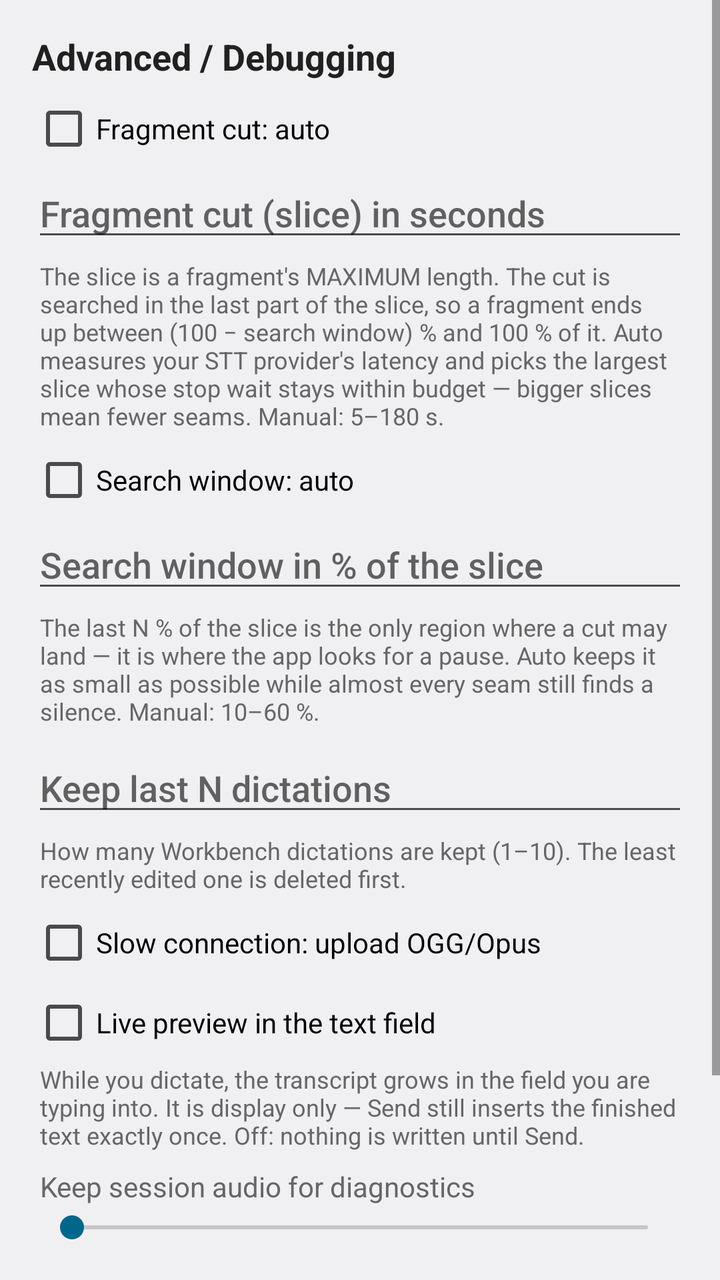
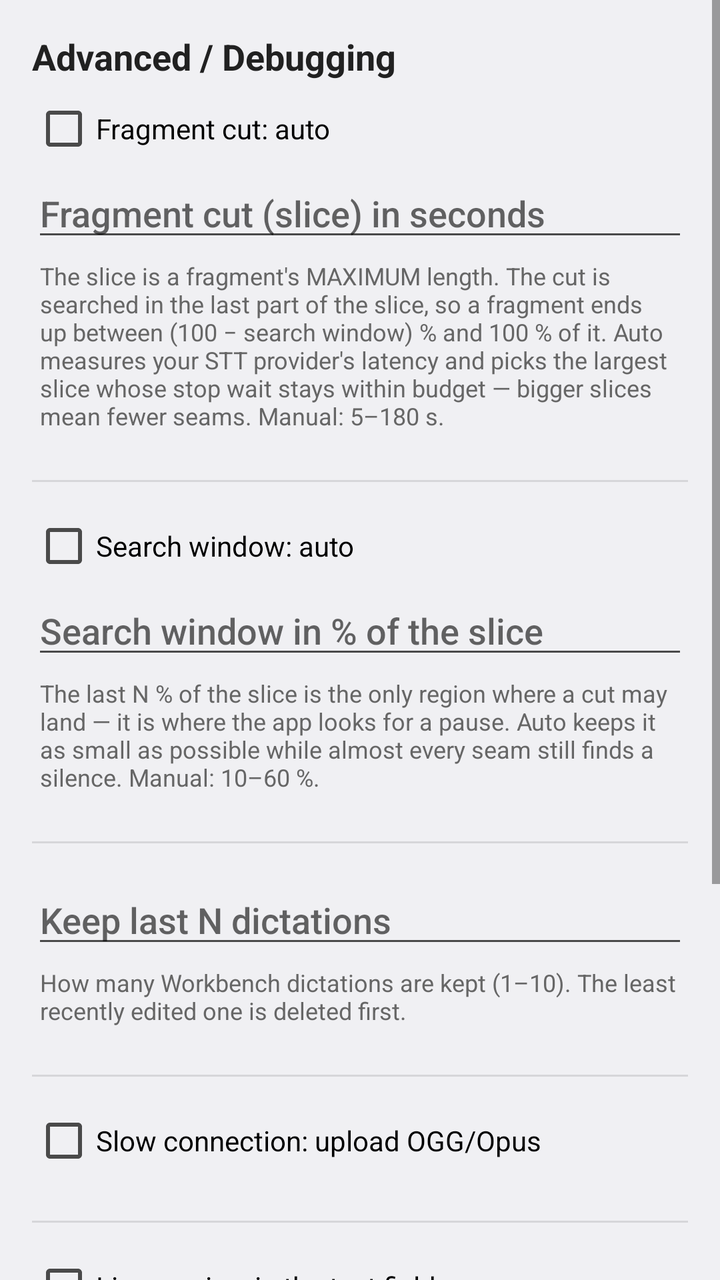

Screens rendered from an Android XML layout before and after an edit, with the pre-edit source and the edit as a unified diff.
<!-- AndroidManifest.xml: activity theme Theme.PolishedRecognition.Plain -->
<!-- res/layout/activity_advanced.xml -->
<?xml version="1.0" encoding="utf-8"?>
<ScrollView xmlns:android="http://schemas.android.com/apk/res/android"
    android:layout_width="match_parent"
    android:layout_height="match_parent"
    android:fillViewport="true">

    <LinearLayout
        android:layout_width="match_parent"
        android:layout_height="wrap_content"
        android:orientation="vertical"
        android:padding="16dp">

        <TextView
            android:layout_width="match_parent"
            android:layout_height="wrap_content"
            android:text="@string/settings_category_advanced"
            android:textSize="18sp"
            android:textStyle="bold"
            android:textColor="?android:attr/textColorPrimary"
            android:layout_marginBottom="8dp" />

        <CheckBox
            android:id="@+id/slice_auto"
            android:layout_width="match_parent"
            android:layout_height="wrap_content"
            android:text="@string/slice_auto"
            android:layout_marginBottom="4dp" />

        <EditText
            android:id="@+id/slice_seconds"
            android:layout_width="match_parent"
            android:layout_height="wrap_content"
            android:hint="@string/slice_seconds"
            android:inputType="numberDecimal"
            android:importantForAutofill="no"
            android:imeOptions="actionDone"
            android:layout_marginBottom="4dp" />

        <TextView
            android:layout_width="match_parent"
            android:layout_height="wrap_content"
            android:text="@string/slice_seconds_hint"
            android:textSize="12sp"
            android:textColor="?android:attr/textColorTertiary"
            android:layout_marginStart="4dp"
            android:layout_marginBottom="8dp" />

        <CheckBox
            android:id="@+id/search_auto"
            android:layout_width="match_parent"
            android:layout_height="wrap_content"
            android:text="@string/search_percent_auto"
            android:layout_marginBottom="4dp" />

        <EditText
            android:id="@+id/search_percent"
            android:layout_width="match_parent"
            android:layout_height="wrap_content"
            android:hint="@string/search_percent"
            android:inputType="number"
            android:importantForAutofill="no"
            android:imeOptions="actionDone"
            android:layout_marginBottom="4dp" />

        <TextView
            android:layout_width="match_parent"
            android:layout_height="wrap_content"
            android:text="@string/search_percent_hint"
            android:textSize="12sp"
            android:textColor="?android:attr/textColorTertiary"
            android:layout_marginStart="4dp"
            android:layout_marginBottom="8dp" />

        
        <EditText
            android:id="@+id/workbench_fifo_size"
            android:layout_width="match_parent"
            android:layout_height="wrap_content"
            android:hint="@string/workbench_fifo_size"
            android:imeOptions="actionDone"
            android:inputType="number"
            android:importantForAutofill="no"
            android:layout_marginBottom="4dp" />

        <TextView
            android:layout_width="match_parent"
            android:layout_height="wrap_content"
            android:layout_marginBottom="8dp"
            android:layout_marginStart="4dp"
            android:text="@string/workbench_fifo_size_hint"
            android:textColor="?android:attr/textColorTertiary"
            android:textSize="12sp" />

        <CheckBox
            android:id="@+id/compress_audio"
            android:layout_width="match_parent"
            android:layout_height="wrap_content"
            android:text="@string/compress_audio"
            android:layout_marginBottom="8dp" />

        
        <CheckBox
            android:id="@+id/ime_live_preview"
            android:layout_width="match_parent"
            android:layout_height="wrap_content"
            android:text="@string/live_preview"
            android:layout_marginBottom="4dp" />

        <TextView
            android:layout_width="match_parent"
            android:layout_height="wrap_content"
            android:text="@string/live_preview_hint"
            android:textSize="12sp"
            android:textColor="?android:attr/textColorTertiary"
            android:layout_marginStart="4dp"
            android:layout_marginBottom="8dp" />

        
        <TextView
            android:layout_width="match_parent"
            android:layout_height="wrap_content"
            android:text="@string/audio_evidence"
            android:layout_marginStart="4dp"
            android:layout_marginBottom="2dp" />

        <SeekBar
            android:id="@+id/evidence_retention_slider"
            android:layout_width="match_parent"
            android:layout_height="wrap_content"
            android:layout_marginStart="4dp"
            android:layout_marginEnd="4dp" />

        <TextView
            android:id="@+id/evidence_retention_label"
            android:layout_width="match_parent"
            android:layout_height="wrap_content"
            android:textSize="14sp"
            android:textStyle="bold"
            android:layout_marginStart="4dp"
            android:layout_marginBottom="2dp" />

        <TextView
            android:layout_width="match_parent"
            android:layout_height="wrap_content"
            android:text="@string/audio_evidence_hint"
            android:textSize="12sp"
            android:textColor="?android:attr/textColorTertiary"
            android:layout_marginStart="4dp"
            android:layout_marginBottom="16dp" />

    </LinearLayout>
</ScrollView>
<!-- resources referenced by this layout -->
<resources>
  <string name="audio_evidence">Keep session audio for diagnostics</string>
  <string name="audio_evidence_hint">Dictated audio is retained locally for diagnostics: the actually-uploaded fragments plus a session.json manifest (timestamps, statistics, transcripts, delivery) under files/audio, adb-readable. The slider sets how long — from no retention (nothing is written) up to 50 years. Storage pressure evicts the oldest sessions invisibly.</string>
  <string name="compress_audio">Slow connection: upload OGG/Opus</string>
  <string name="live_preview">Live preview in the text field</string>
  <string name="live_preview_hint">While you dictate, the transcript grows in the field you are typing into. It is display only — Send still inserts the finished text exactly once. Off: nothing is written until Send.</string>
  <string name="search_percent" formatted="false">Search window in % of the slice</string>
  <string name="search_percent_auto">Search window: auto</string>
  <string name="search_percent_hint" formatted="false">The last N % of the slice is the only region where a cut may land — it is where the app looks for a pause. Auto keeps it as small as possible while almost every seam still finds a silence. Manual: 10–60 %.</string>
  <string name="settings_category_advanced">Advanced / Debugging</string>
  <string name="slice_auto">Fragment cut: auto</string>
  <string name="slice_seconds">Fragment cut (slice) in seconds</string>
  <string name="slice_seconds_hint" formatted="false">The slice is a fragment\'s MAXIMUM length. The cut is searched in the last part of the slice, so a fragment ends up between (100 − search window) % and 100 % of it. Auto measures your STT provider\'s latency and picks the largest slice whose stop wait stays within budget — bigger slices mean fewer seams. Manual: 5–180 s.</string>
  <string name="workbench_fifo_size">Keep last N dictations</string>
  <string name="workbench_fifo_size_hint">How many Workbench dictations are kept (1–10). The least recently edited one is deleted first.</string>
  <style name="Theme.PolishedRecognition.Plain" parent="@android:style/Theme.DeviceDefault.DayNight">
          <item name="android:windowNoTitle">true</item>
          <item name="android:windowActionBar">false</item>
          
          <item name="android:textColorPrimary">@color/text_primary</item>
          <item name="android:textColorSecondary">@color/text_secondary</item>
          <item name="android:textColorTertiary">@color/text_tertiary</item>
      </style>
</resources>

<!-- the commit's change to res/layout/activity_advanced.xml (unified diff, before → after) -->
@@ -45,6 +45,8 @@
             android:layout_marginStart="4dp"
             android:layout_marginBottom="8dp" />
 
+        <View style="@style/SettingsDivider" />
+
         <CheckBox
             android:id="@+id/search_auto"
             android:layout_width="match_parent"
@@ -71,6 +73,8 @@
             android:layout_marginStart="4dp"
             android:layout_marginBottom="8dp" />
 
+        <View style="@style/SettingsDivider" />
+
         
         <EditText
             android:id="@+id/workbench_fifo_size"
@@ -91,12 +95,16 @@
             android:textColor="?android:attr/textColorTertiary"
             android:textSize="12sp" />
 
+        <View style="@style/SettingsDivider" />
+
         <CheckBox
             android:id="@+id/compress_audio"
             android:layout_width="match_parent"
             android:layout_height="wrap_content"
             android:text="@string/compress_audio"
             android:layout_marginBottom="8dp" />
+
+        <View style="@style/SettingsDivider" />
 
         
         <CheckBox
@@ -114,6 +122,8 @@
             android:textColor="?android:attr/textColorTertiary"
             android:layout_marginStart="4dp"
             android:layout_marginBottom="8dp" />
+
+        <View style="@style/SettingsDivider" />
 
         
         <TextView
<!-- resource entries referenced after the edit -->
@@ -14,6 +14,13 @@
   <string name="slice_seconds_hint" formatted="false">The slice is a fragment\'s MAXIMUM length. The cut is searched in the last part of the slice, so a fragment ends up between (100 − search window) % and 100 % of it. Auto measures your STT provider\'s latency and picks the largest slice whose stop wait stays within budget — bigger slices mean fewer seams. Manual: 5–180 s.</string>
   <string name="workbench_fifo_size">Keep last N dictations</string>
   <string name="workbench_fifo_size_hint">How many Workbench dictations are kept (1–10). The least recently edited one is deleted first.</string>
+  <style name="SettingsDivider">
+          <item name="android:layout_width">match_parent</item>
+          <item name="android:layout_height">1dp</item>
+          <item name="android:background">?android:attr/listDivider</item>
+          <item name="android:layout_marginTop">16dp</item>
+          <item name="android:layout_marginBottom">16dp</item>
+      </style>
   <style name="Theme.PolishedRecognition.Plain" parent="@android:style/Theme.DeviceDefault.DayNight">
           <item name="android:windowNoTitle">true</item>
           <item name="android:windowActionBar">false</item>
